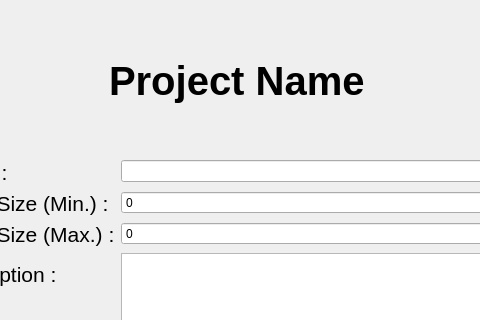
Before: the Qt Designer form all_Combined/editprojectpage.ui in aboodmufti/cupid, drawn with Qt 5; both pictures show x 158 to 638 and y 0 to 320 of the 860 by 600 pixel window.
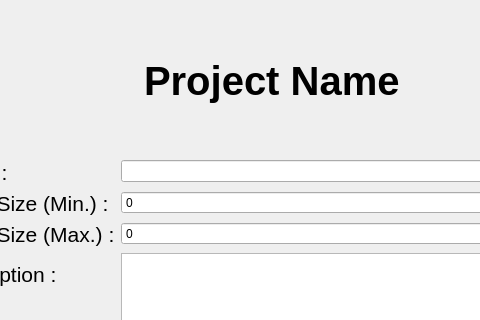
After: the same form once the commit is applied.

Diff of the .ui file:
```diff
--- a/all_Combined/editprojectpage.ui
+++ b/all_Combined/editprojectpage.ui
@@ -131,9 +131,9 @@
   <widget class="QWidget" name="verticalLayoutWidget_3">
    <property name="geometry">
     <rect>
-     <x>240</x>
+     <x>50</x>
      <y>10</y>
-     <width>311</width>
+     <width>761</width>
      <height>141</height>
     </rect>
    </property>
```
